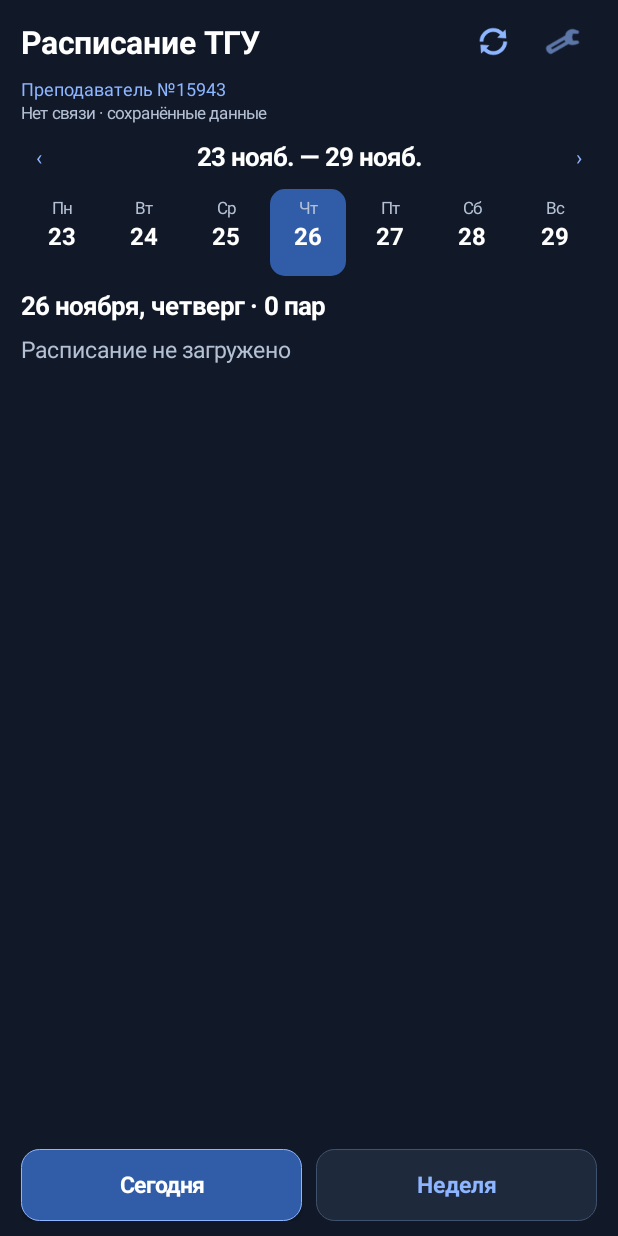
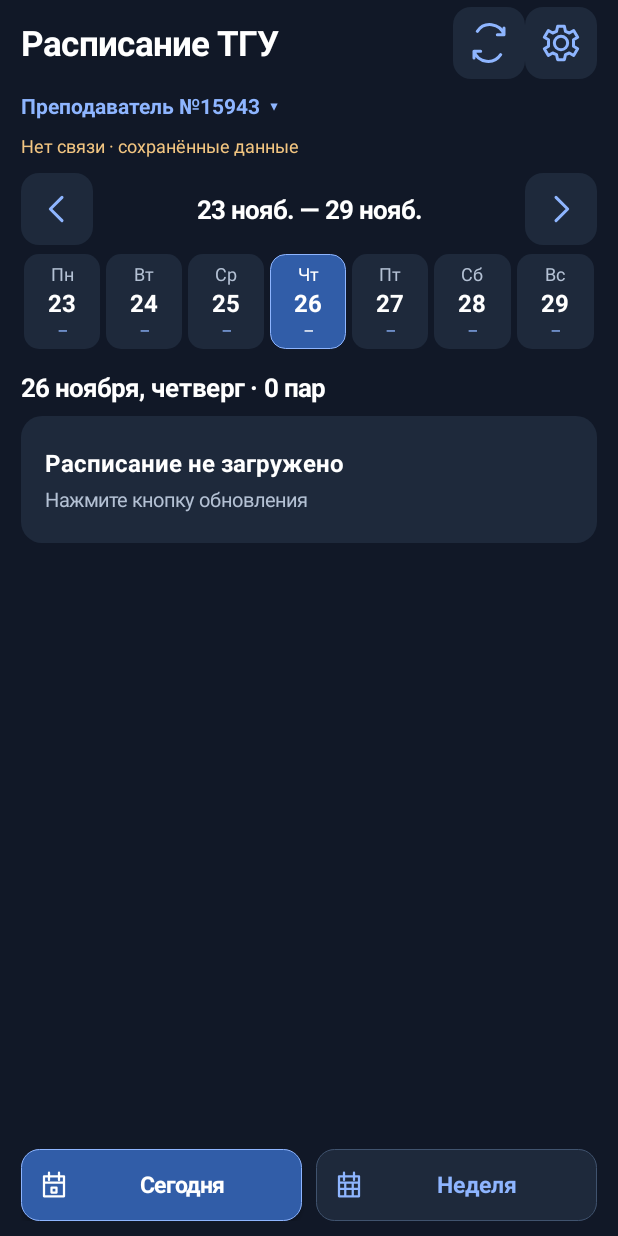
Before and after one commit to gerasimovtltsu/tlt-su-schedule, an Android app: the screen it shows after launch (MainActivity), on a phone screen of 412 x 824 dp. Run offline under Robolectric (Android 15) with nearby library versions, the phone set to English and light mode, and no system bars; network calls fail; pictures from the network do not load.

Commit message:
Release 0.8.2: refine schedule UI, calendar and lesson hierarchy

```diff
--- a/app/build.gradle
+++ b/app/build.gradle
@@ -11,8 +11,8 @@ android {
         applicationId 'ru.tltsu.schedule'
         minSdk 26
         targetSdk 35
-        versionCode 9
-        versionName '0.8.1'
+        versionCode 10
+        versionName '0.8.2'
     }
 
     def signingFile = System.getenv('KEYSTORE_FILE')
--- a/app/src/main/java/ru/tltsu/schedule/ui/schedule/ScheduleScreen.kt
+++ b/app/src/main/java/ru/tltsu/schedule/ui/schedule/ScheduleScreen.kt
@@ -6,6 +6,10 @@ import android.graphics.Typeface
 import android.graphics.drawable.GradientDrawable
 import android.view.Gravity
 import android.widget.ImageButton
+import android.view.View
+import android.content.res.ColorStateList
+import android.graphics.drawable.RippleDrawable
+import ru.tltsu.schedule.R
 import android.widget.ImageView
 import android.widget.LinearLayout
 import android.widget.ScrollView
@@ -40,6 +44,9 @@ internal class ScheduleScreen(
     private val muted = Color.parseColor("#B4C1D4")
     private val accent = Color.parseColor("#8EB5FF")
 
+    private var previousKey: String? = null
+    private var previousScroll: ScrollView? = null
+
     init {
         root.setBackgroundColor(bg)
         root.setPadding(dp(14), dp(5), dp(14), dp(4))
@@ -50,32 +57,47 @@ internal class ScheduleScreen(
         val id = teacher(context)
         val lessons = ScheduleRepository.cached(context, monday, id)
         val now = System.currentTimeMillis()
+        val key = "$id/${state.date}/${state.allWeek}"
+        val scrollY = if (key == previousKey) previousScroll?.scrollY ?: 0 else 0
+        previousKey = key
         root.removeAllViews()
         renderHeader(state, monday, id)
         renderCalendar(state, monday, lessons)
         val content = column()
-        val scroll = ScrollView(context).apply { addView(content) }
+        val scroll = ScrollView(context).apply {
+            isFillViewport = true
+            isVerticalScrollBarEnabled = false
+            addView(content)
+        }
+        previousScroll = scroll
+        scroll.post { scroll.scrollTo(0, scrollY) }
         root.addView(scroll, LinearLayout.LayoutParams(-1, 0, 1f))
 
-        val next = ScheduleRepository.upcoming(context).firstOrNull { it.ends() > now }
-        if (next != null) {
+        val next = ScheduleRepository.upcoming(context).filter { it.ends() > now }.minByOrNull { it.begins() }
+        if (next != null && (state.date == today() || (state.allWeek && monday == week(today())))) {
             content.addView(nextCard(next, now))
-            content.gap(10)
+            content.gap(16)
         }
 
         val dates = if (state.allWeek) (0..6).map { monday.plusDays(it.toLong()) } else listOf(state.date)
         for (date in dates) {
-            val day = lessons.filter { it.date == date }
-            content.addView(label(date.format(dayFmt).replaceFirstChar { it.uppercase(ru) } + " · " + day.size + " пар", 17f, Color.WHITE, true))
+            val day = lessons.filter { it.date == date }.sortedBy { it.start }
+            content.addView(label(date.format(dayFmt).replaceFirstChar { it.uppercase(ru) } + " · " + lessonCount(day.size), 17f, Color.WHITE, true))
             content.gap(8)
             if (day.isEmpty()) {
                 val message = if (ScheduleCache.exists(context, id, monday)) "Занятий нет" else "Расписание не загружено"
-                content.addView(label(message, 15f, muted))
+                content.addView(column().apply {
+                    background = rounded(surface, 14)
+                    setPadding(dp(16), dp(20), dp(16), dp(20))
+                    addView(label(message, 16f, Color.WHITE, true))
+                    gap(5)
+                    addView(label(if (state.loading) "Получаем данные…" else if (ScheduleCache.exists(context, id, monday)) "На этот день пары не запланированы" else "Нажмите кнопку обновления", 13f, muted))
+                })
                 content.gap(16)
             }
             for (lesson in day) {
                 content.addView(lessonCard(lesson, now))
-                content.gap(6)
+                content.gap(10)
             }
             content.gap(8)
         }
@@ -84,25 +106,36 @@ internal class ScheduleScreen(
 
     private fun renderHeader(state: ScheduleState, monday: LocalDate, id: Int) {
         val top = row()
-        top.addView(label("Расписание ТГУ", 21f, Color.WHITE, true), weight())
-        top.addView(iconButton(android.R.drawable.ic_popup_sync, "Обновить", onRefresh))
-        top.addView(iconButton(android.R.drawable.ic_menu_preferences, "Настройки", onSettings))
+        top.addView(label("Расписание ТГУ", 23f, Color.WHITE, true), weight())
+        top.addView(iconButton(R.drawable.ic_refresh_modern, "Обновить", onRefresh))
+        top.addView(iconButton(R.drawable.ic_settings_modern, "Настройки", onSettings))
         root.addView(top)
-        root.addView(label(teacherName(context), 12f, accent).apply { setOnClickListener { onTeacher() } })
+        root.addView(label(teacherName(context) + "  ▾", 14f, accent, true).apply {
+            minHeight = dp(36)
+            gravity = Gravity.CENTER_VERTICAL
+            background = ripple(Color.TRANSPARENT, 8)
+            contentDescription = "Выбрать преподавателя: " + teacherName(context)
+            setOnClickListener { onTeacher() }
+        })
         val updated = ScheduleCache.updatedAt(context, id, monday)
         val status = when {
             state.loading -> "Обновление…"
             state.syncError -> "Нет связи · сохранённые данные"
-            updated > 0 -> "Обновлено " + Instant.ofEpochMilli(updated).atZone(zone).format(DateTimeFormatter.ofPattern("HH:mm"))
+            updated > 0 -> {
+                val stamp = Instant.ofEpochMilli(updated).atZone(zone)
+                "Обновлено " + stamp.format(DateTimeFormatter.ofPattern(if (stamp.toLocalDate() == today()) "HH:mm" else "dd.MM HH:mm"))
+            }
             else -> "Нет загруженных данных"
         }
-        root.addView(label(status, 11f, muted))
+        root.addView(label(status, 12f, if (state.syncError) Color.parseColor("#F2C581") else muted))
+        root.gap(10)
         val nav = row()
         val format = DateTimeFormatter.ofPattern("d MMM", ru)
-        nav.addView(button("‹") { onDate(state.date.minusWeeks(1), false) })
+        nav.addView(iconButton(R.drawable.ic_chevron_left, "Предыдущая неделя") { onDate(state.date.minusWeeks(1), false) })
         nav.addView(label(monday.format(format) + " — " + monday.plusDays(6).format(format), 17f, Color.WHITE, true).apply { gravity = Gravity.CENTER }, weight())
-        nav.addView(button("›") { onDate(state.date.plusWeeks(1), false) })
+        nav.addView(iconButton(R.drawable.ic_chevron_right, "Следующая неделя") { onDate(state.date.plusWeeks(1), false) })
         root.addView(nav)
+        root.gap(6)
     }
 
     private fun renderCalendar(state: ScheduleState, monday: LocalDate, lessons: List<Lesson>) {
@@ -110,62 +143,90 @@ internal class ScheduleScreen(
         val names = listOf("Пн", "Вт", "Ср", "Чт", "Пт", "Сб", "Вс")
         for (index in names.indices) {
             val date = monday.plusDays(index.toLong())
+            val selected = !state.allWeek && date == state.date
+            val isToday = date == today()
+            val count = lessons.count { it.date == date }
             val item = column().apply {
                 gravity = Gravity.CENTER
                 setPadding(0, dp(5), 0, dp(5))
-                background = rounded(if (!state.allWeek && date == state.date) Color.parseColor("#315DA8") else Color.TRANSPARENT, 10)
+                minimumHeight = dp(60)
+                background = ripple(if (selected) Color.parseColor("#315DA8") else surface, 10, if (isToday) accent else null)
+                isSelected = selected
+                contentDescription = date.format(dayFmt) + ", " + lessonCount(count) + if (isToday) ", сегодня" else ""
                 setOnClickListener { onDate(date, true) }
             }
-            item.addView(label(names[index], 11f, muted).apply { gravity = Gravity.CENTER })
+            item.addView(label(names[index], 12f, if (selected) Color.WHITE else muted).apply { gravity = Gravity.CENTER })
             item.addView(label(date.dayOfMonth.toString(), 16f, Color.WHITE, true).apply { gravity = Gravity.CENTER })
-            item.addView(label(if (lessons.any { it.date == date }) "●" else " ", 8f, accent).apply { gravity = Gravity.CENTER })
+            item.addView(label(if (count > 0) count.toString() else "–", 11f, if (selected) Color.WHITE else accent).apply { gravity = Gravity.CENTER })
             days.addView(item, weight().apply { setMargins(dp(2), 0, dp(2), 0) })
         }
         root.addView(days)
-        root.gap(8)
+        root.gap(14)
     }
 
     private fun nextCard(lesson: Lesson, now: Long): LinearLayout {
         val banner = column().apply {
             background = rounded(Color.parseColor("#233A5C"))
-            setPadding(dp(11), dp(8), dp(11), dp(8))
+            setPadding(dp(14), dp(12), dp(14), dp(12))
         }
         val title = when {
             lesson.begins() <= now -> "Сейчас идёт пара"
-            lesson.date == today() -> "Через " + ((lesson.begins() - now + 59_999) / 60_000) + " мин."
+            lesson.date == today() -> "Через " + duration((lesson.begins() - now + 59_999) / 60_000)
             lesson.date == today().plusDays(1) -> "Завтра в " + lesson.start
             else -> lesson.date.format(dayFmt) + " · " + lesson.start
         }
-        banner.addView(label(title, 13f, accent, true))
+        banner.addView(label(if (lesson.begins() <= now) "СЕЙЧАС" else "БЛИЖАЙШАЯ ПАРА", 11f, accent, true))
+        banner.gap(4)
+        banner.addView(label(title, 18f, Color.WHITE, true))
         banner.gap(2)
-        banner.addView(label(lesson.name, 15f, Color.WHITE, true))
+        banner.addView(label(lesson.name, 16f, Color.WHITE, true))
         banner.gap(2)
-        banner.addView(label(lesson.type + " · " + lesson.room + " · " + lesson.time(), 12f, muted))
+        banner.addView(label(lesson.room + "  ·  " + lesson.time() + "  ·  " + lesson.type, 13f, muted))
         return banner
     }
 
     private fun lessonCard(lesson: Lesson, now: Long): LinearLayout {
-        val line = row().apply { gravity = Gravity.TOP }
-        val times = column()
-        times.addView(label(lesson.start.toString(), 15f, Color.WHITE, true))
-        times.addView(label(lesson.end.toString(), 12f, muted))
-        line.addView(times, LinearLayout.LayoutParams(dp(54), -2))
-        val card = column().apply {
-            background = rounded(surface, 10)
-            setPadding(dp(10), dp(7), dp(10), dp(7))
-        }
+        val active = lesson.begins() <= now && lesson.ends() > now
+        val past = lesson.ends() <= now
         val typeColor = when (lesson.type) {
             "Лекция" -> accent
             "Лабораторная" -> Color.parseColor("#72D9BA")
             else -> Color.parseColor("#F2C581")
         }
-        card.addView(label(lesson.name, 15f, Color.WHITE, true))
-        card.gap(2)
-        card.addView(label(lesson.type + " · " + lesson.room, 12f, typeColor, true))
-        card.gap(2)
-        card.addView(label(lesson.groups, 12f, muted))
-        if (lesson.note.isNotBlank()) card.addView(label(lesson.note, 11f, muted))
-        if (lesson.ends() < now) line.alpha = 0.68f
+        val line = row().apply { gravity = Gravity.TOP }
+        val times = column().apply { setPadding(0, dp(11), 0, 0) }
+        times.addView(label(lesson.start.toString(), 16f, Color.WHITE, true))
+        times.gap(3)
+        times.addView(label(lesson.end.toString(), 13f, muted))
+        line.addView(times, LinearLayout.LayoutParams(dp(57), -2))
+        val card = row().apply {
+            gravity = Gravity.CENTER_VERTICAL
+            background = rounded(if (active) Color.parseColor("#233A5C") else surface, 14).apply {
+                if (active) setStroke(dp(1), accent)
+            }
+            setPadding(dp(9), dp(11), dp(12), dp(11))
+        }
+        card.addView(View(context).apply { background = rounded(typeColor, 3) }, LinearLayout.LayoutParams(dp(3), dp(44)).apply { marginEnd = dp(10) })
+        val details = column()
+        if (active) {
+            details.addView(label("ИДЁТ СЕЙЧАС", 11f, accent, true))
+            details.gap(4)
+        }
+        details.addView(label(lesson.name, 16f, Color.WHITE, true).apply { setLineSpacing(dp(2).toFloat(), 1f) })
+        details.gap(6)
+        details.addView(label(lesson.room.ifBlank { "Аудитория не указана" }, 15f, Color.WHITE, true))
+        details.gap(4)
+        details.addView(label(lesson.type, 13f, typeColor, true))
+        if (lesson.groups.isNotBlank()) {
+            details.gap(3)
+            details.addView(label(lesson.groups, 13f, muted))
+        }
+        if (lesson.note.isNotBlank()) {
+            details.gap(4)
+            details.addView(label(lesson.note, 12f, muted))
+        }
+        card.addView(details, weight())
+        if (past) line.alpha = 0.78f
         line.addView(card, weight())
         return line
     }
@@ -175,19 +236,19 @@ internal class ScheduleScreen(
             setPadding(0, dp(8), 0, dp(6))
         }
         bottom.addView(
-            navigationButton("Сегодня", !state.allWeek && state.date == today()) {
+            navigationButton("Сегодня", R.drawable.ic_calendar_day, !state.allWeek && state.date == today()) {
                 onDate(today(), true)
             },
             weight().apply { marginEnd = dp(5) }
         )
         bottom.addView(
-            navigationButton("Неделя", state.allWeek, onToggleWeek),
+            navigationButton("Неделя", R.drawable.ic_calendar_week, state.allWeek, onToggleWeek),
             weight().apply { marginStart = dp(5) }
         )
         root.addView(bottom)
     }
 
-    private fun navigationButton(value: String, active: Boolean, action: () -> Unit) =
+    private fun navigationButton(value: String, icon: Int, active: Boolean, action: () -> Unit) =
         android.widget.Button(context).apply {
             text = value
             textSize = 15f
@@ -195,6 +256,11 @@ internal class ScheduleScreen(
             isSelected = active
             setTypeface(null, Typeface.BOLD)
             setTextColor(if (active) Color.WHITE else accent)
+            val glyph = context.getDrawable(icon)?.mutate()
+            glyph?.setTint(if (active) Color.WHITE else accent)
+            glyph?.setBounds(0, 0, dp(20), dp(20))
+            setCompoundDrawablesRelative(glyph, null, null, null)
+            compoundDrawablePadding = dp(6)
             minHeight = dp(48)
             minimumHeight = dp(48)
             setPadding(dp(12), dp(10), dp(12), dp(10))
@@ -210,6 +276,27 @@ internal class ScheduleScreen(
             )
             setOnClickListener { action() }
         }
+
+    private fun ripple(color: Int, radius: Int, stroke: Int? = null) =
+        RippleDrawable(ColorStateList.valueOf(0x33FFFFFF), rounded(color, radius).apply {
+            if (stroke != null) setStroke(dp(1), stroke)
+        }, rounded(Color.WHITE, radius))
+
+    private fun lessonCount(n: Int): String {
+        val word = when {
+            n % 100 in 11..14 -> "пар"
+            n % 10 == 1 -> "пара"
+            n % 10 in 2..4 -> "пары"
+            else -> "пар"
+        }
+        return "$n $word"
+    }
+
+    private fun duration(minutes: Long): String {
+        val h = minutes / 60
+        val m = minutes % 60
+        return if (h == 0L) "$m мин." else if (m == 0L) "$h ч" else "$h ч $m мин."
+    }
 
     private fun dp(value: Int): Int = (value * context.resources.displayMetrics.density).toInt()
     private fun weight() = LinearLayout.LayoutParams(0, -2, 1f)
@@ -237,11 +324,11 @@ internal class ScheduleScreen(
     private fun iconButton(resource: Int, description: String, action: () -> Unit) = ImageButton(context).apply {
         setImageResource(resource)
         setColorFilter(accent)
-        setBackgroundColor(Color.TRANSPARENT)
+        background = ripple(surface, 12)
         contentDescription = description
         setPadding(dp(11), dp(11), dp(11), dp(11))
         scaleType = ImageView.ScaleType.FIT_CENTER
-        layoutParams = LinearLayout.LayoutParams(dp(46), dp(46))
+        layoutParams = LinearLayout.LayoutParams(dp(48), dp(48))
         setOnClickListener { action() }
     }
     private fun LinearLayout.gap(value: Int) {
--- /dev/null
+++ b/app/src/main/res/drawable/ic_calendar_day.xml
@@ -0,0 +1 @@
+<vector xmlns:android="http://schemas.android.com/apk/res/android" android:width="24dp" android:height="24dp" android:viewportWidth="24" android:viewportHeight="24"><path android:pathData="M4,5L20,5L20,21L4,21ZM8,2L8,8M16,2L16,8M4,10L20,10M10,14L14,14L14,18L10,18Z" android:fillColor="@android:color/transparent" android:strokeColor="#FFFFFF" android:strokeWidth="1.8" android:strokeLineCap="round" android:strokeLineJoin="round"/></vector>
--- /dev/null
+++ b/app/src/main/res/drawable/ic_calendar_week.xml
@@ -0,0 +1 @@
+<vector xmlns:android="http://schemas.android.com/apk/res/android" android:width="24dp" android:height="24dp" android:viewportWidth="24" android:viewportHeight="24"><path android:pathData="M4,5L20,5L20,21L4,21ZM8,2L8,8M16,2L16,8M4,10L20,10M9,10L9,21M15,10L15,21M4,15L20,15" android:fillColor="@android:color/transparent" android:strokeColor="#FFFFFF" android:strokeWidth="1.8" android:strokeLineCap="round" android:strokeLineJoin="round"/></vector>
--- /dev/null
+++ b/app/src/main/res/drawable/ic_chevron_left.xml
@@ -0,0 +1 @@
+<vector xmlns:android="http://schemas.android.com/apk/res/android" android:width="24dp" android:height="24dp" android:viewportWidth="24" android:viewportHeight="24"><path android:pathData="M15,5L8,12L15,19" android:fillColor="@android:color/transparent" android:strokeColor="#FFFFFF" android:strokeWidth="1.8" android:strokeLineCap="round" android:strokeLineJoin="round"/></vector>
--- /dev/null
+++ b/app/src/main/res/drawable/ic_chevron_right.xml
@@ -0,0 +1 @@
+<vector xmlns:android="http://schemas.android.com/apk/res/android" android:width="24dp" android:height="24dp" android:viewportWidth="24" android:viewportHeight="24"><path android:pathData="M9,5L16,12L9,19" android:fillColor="@android:color/transparent" android:strokeColor="#FFFFFF" android:strokeWidth="1.8" android:strokeLineCap="round" android:strokeLineJoin="round"/></vector>
--- /dev/null
+++ b/app/src/main/res/drawable/ic_refresh_modern.xml
@@ -0,0 +1 @@
+<vector xmlns:android="http://schemas.android.com/apk/res/android" android:width="24dp" android:height="24dp" android:viewportWidth="24" android:viewportHeight="24"><path android:pathData="M17,7L21,7L21,3M21,7A9,9 0,0 0,5 5M7,17L3,17L3,21M3,17A9,9 0,0 0,19 19" android:fillColor="@android:color/transparent" android:strokeColor="#FFFFFF" android:strokeWidth="1.8" android:strokeLineCap="round" android:strokeLineJoin="round"/></vector>
--- /dev/null
+++ b/app/src/main/res/drawable/ic_settings_modern.xml
@@ -0,0 +1 @@
+<vector xmlns:android="http://schemas.android.com/apk/res/android" android:width="24dp" android:height="24dp" android:viewportWidth="24" android:viewportHeight="24"><path android:pathData="M12,8A4,4 0,1 0,12 16A4,4 0,1 0,12 8M10,2L14,2L14.7,5L17,6L19.6,4.5L22,8.5L19.5,10L19.5,14L22,15.5L19.6,19.5L17,18L14.7,19L14,22L10,22L9.3,19L7,18L4.4,19.5L2,15.5L4.5,14L4.5,10L2,8.5L4.4,4.5L7,6L9.3,5Z" android:fillColor="@android:color/transparent" android:strokeColor="#FFFFFF" android:strokeWidth="1.8" android:strokeLineCap="round" android:strokeLineJoin="round"/></vector>
```
